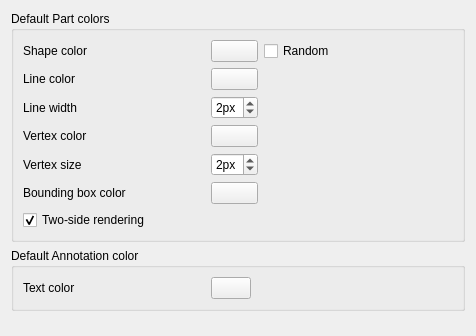
This is src/Mod/Part/Gui/DlgSettingsObjectColor.ui in southseact-3d/fcd as Qt 5 draws it before an edit. The edited form follows.
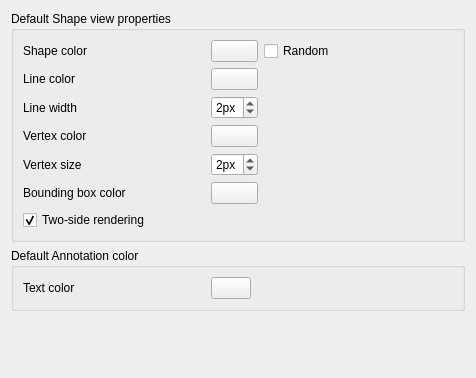
This is the edited form. Custom widgets are drawn as their Qt base class.

Commit message: Part: move Shape view properties to Part design preferences

Diff of the .ui file:
```diff
--- a/src/Mod/Part/Gui/DlgSettingsObjectColor.ui
+++ b/src/Mod/Part/Gui/DlgSettingsObjectColor.ui
@@ -7,7 +7,7 @@
     <x>0</x>
     <y>0</y>
     <width>476</width>
-    <height>336</height>
+    <height>378</height>
    </rect>
   </property>
   <property name="windowTitle">
@@ -17,7 +17,7 @@
    <item>
     <widget class="QGroupBox" name="groupBoxDefaultColors">
      <property name="title">
-      <string>Default Part colors</string>
+      <string>Default Shape view properties</string>
      </property>
      <layout class="QHBoxLayout" name="horizontalLayout">
       <item>
```
Left out of the diff: 2 changed lines with no effect on the pictures. The commit also changes 1 other file.
